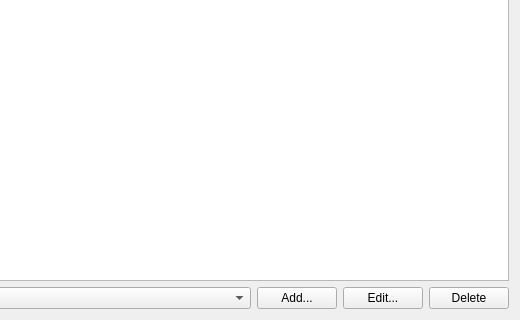
Qt form syntacticparsingwidget.ui (adamb924/Gloss) before a commit; both pictures show x 432 to 952 and y 238 to 558 of the 952 by 558 pixel window.
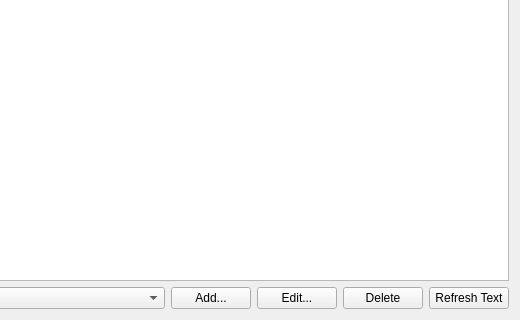
The same form after that commit.

Commit message: Manual text refresh for syntactic analysis

The edit to the form file:
```diff
--- a/syntacticparsingwidget.ui
+++ b/syntacticparsingwidget.ui
@@ -50,6 +50,13 @@
        </property>
       </widget>
      </item>
+     <item>
+      <widget class="QPushButton" name="refreshButton">
+       <property name="text">
+        <string>Refresh Text</string>
+       </property>
+      </widget>
+     </item>
     </layout>
    </item>
   </layout>
```
The commit also changes 2 other files.
